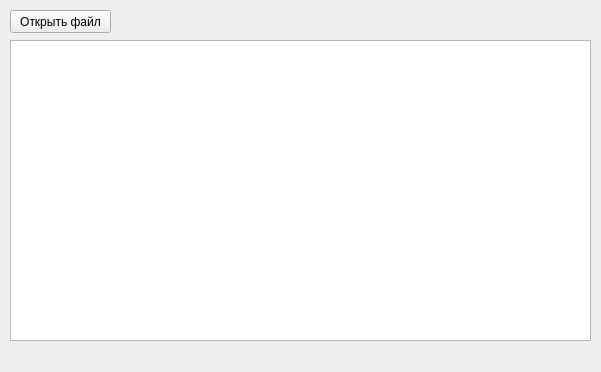
The window that mainwindow.ui (lefrostxgcc/TextEditor) describes before a commit, drawn with Qt 5.
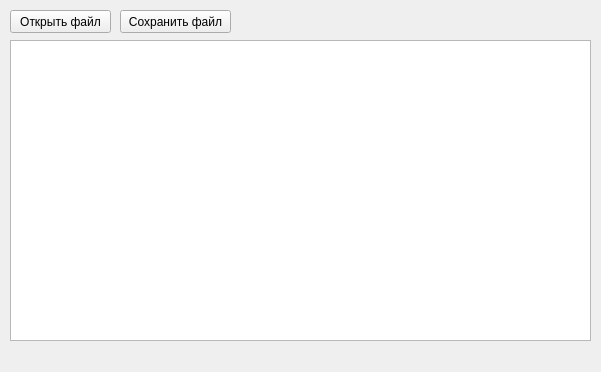
The same window after the commit. Icons and pictures are not drawn.

Commit message: Added save button on form

What changed in the file:
```diff
--- a/mainwindow.ui
+++ b/mainwindow.ui
@@ -41,6 +41,19 @@
      </rect>
     </property>
    </widget>
+   <widget class="QPushButton" name="buttonSaveFile">
+    <property name="geometry">
+     <rect>
+      <x>120</x>
+      <y>10</y>
+      <width>111</width>
+      <height>23</height>
+     </rect>
+    </property>
+    <property name="text">
+     <string>Сохранить файл</string>
+    </property>
+   </widget>
   </widget>
   <widget class="QMenuBar" name="menuBar">
    <property name="geometry">
```
